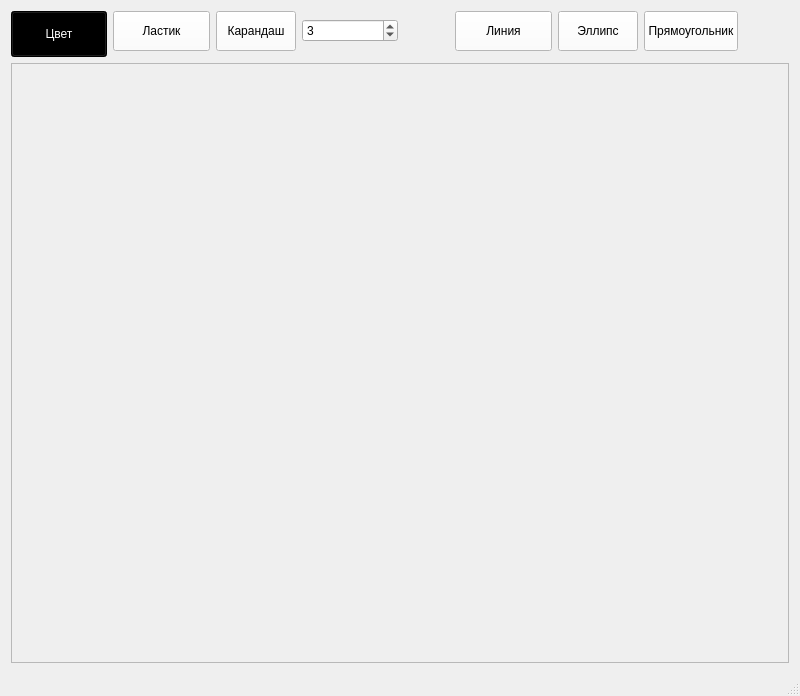
Above: mainwindow.ui from FURY-SS/2025_kb-231_ushakov_23 before the change. Below: the same form after it.
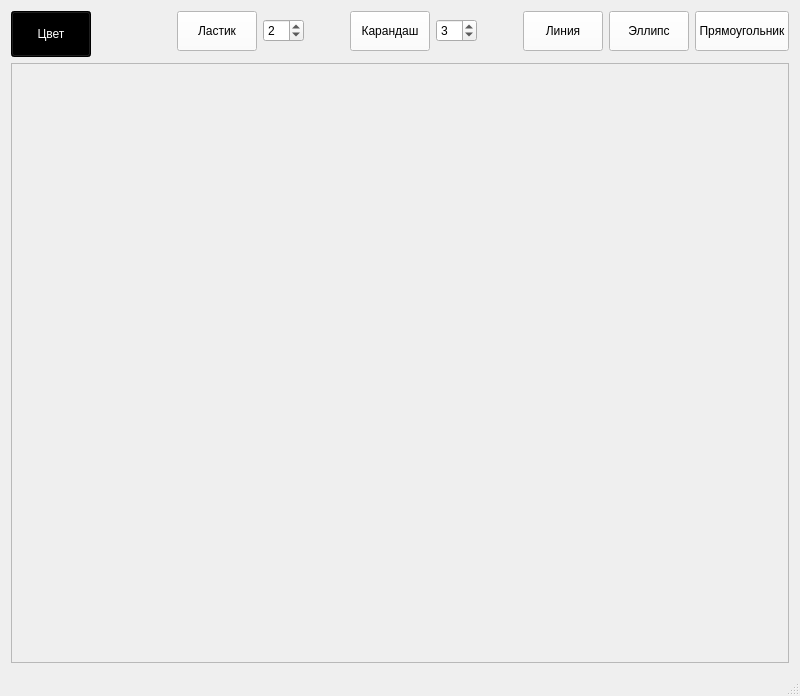
That is the form after the change.

Patch:
```diff
--- a/mainwindow.ui
+++ b/mainwindow.ui
@@ -67,7 +67,7 @@
       </property>
      </widget>
     </item>
-    <item row="0" column="14">
+    <item row="0" column="15">
      <widget class="QPushButton" name="pushButton_5">
       <property name="minimumSize">
        <size>
@@ -89,7 +89,7 @@
       </property>
      </widget>
     </item>
-    <item row="0" column="13">
+    <item row="0" column="14">
      <widget class="QPushButton" name="pushButton_4">
       <property name="minimumSize">
        <size>
@@ -111,7 +111,7 @@
       </property>
      </widget>
     </item>
-    <item row="0" column="11" colspan="2">
+    <item row="0" column="13">
      <widget class="QPushButton" name="pushButton_3">
       <property name="minimumSize">
        <size>
@@ -133,51 +133,7 @@
       </property>
      </widget>
     </item>
-    <item row="0" column="5" colspan="2">
-     <widget class="QPushButton" name="pushButton_2">
-      <property name="minimumSize">
-       <size>
-        <width>40</width>
-        <height>40</height>
-       </size>
-      </property>
-      <property name="maximumSize">
-       <size>
-        <width>150</width>
-        <height>80</height>
-       </size>
-      </property>
-      <property name="styleSheet">
-       <string notr="true">background-color: rgb(255, 255, 255);</string>
-      </property>
-      <property name="text">
-       <string>Ластик</string>
-      </property>
-     </widget>
-    </item>
-    <item row="0" column="7">
-     <widget class="QPushButton" name="pushButton_1">
-      <property name="minimumSize">
-       <size>
-        <width>40</width>
-        <height>40</height>
-       </size>
-      </property>
-      <property name="maximumSize">
-       <size>
-        <width>180</width>
-        <height>80</height>
-       </size>
-      </property>
-      <property name="styleSheet">
-       <string notr="true">background-color: rgb(255, 255, 255);</string>
-      </property>
-      <property name="text">
-       <string>Карандаш</string>
-      </property>
-     </widget>
-    </item>
-    <item row="0" column="8" colspan="2">
+    <item row="0" column="11">
      <widget class="QSpinBox" name="spinBox">
       <property name="wrapping">
        <bool>false</bool>
@@ -205,6 +161,66 @@
       </property>
      </widget>
     </item>
+    <item row="0" column="10">
+     <widget class="QPushButton" name="pushButton_1">
+      <property name="minimumSize">
+       <size>
+        <width>40</width>
+        <height>40</height>
+       </size>
+      </property>
+      <property name="maximumSize">
+       <size>
+        <width>180</width>
+        <height>80</height>
+       </size>
+      </property>
+      <property name="styleSheet">
+       <string notr="true">background-color: rgb(255, 255, 255);</string>
+      </property>
+      <property name="text">
+       <string>Карандаш</string>
+      </property>
+     </widget>
+    </item>
+    <item row="0" column="8">
+     <widget class="QSpinBox" name="spinBox_2">
+      <property name="minimum">
+       <number>1</number>
+      </property>
+      <property name="maximum">
+       <number>50</number>
+      </property>
+      <property name="singleStep">
+       <number>2</number>
+      </property>
+      <property name="value">
+       <number>2</number>
+      </property>
+     </widget>
+    </item>
+    <item row="0" column="7">
+     <widget class="QPushButton" name="pushButton_2">
+      <property name="minimumSize">
+       <size>
+        <width>40</width>
+        <height>40</height>
+       </size>
+      </property>
+      <property name="maximumSize">
+       <size>
+        <width>150</width>
+        <height>80</height>
+       </size>
+      </property>
+      <property name="styleSheet">
+       <string notr="true">background-color: rgb(255, 255, 255);</string>
+      </property>
+      <property name="text">
+       <string>Ластик</string>
+      </property>
+     </widget>
+    </item>
    </layout>
   </widget>
   <widget class="QMenuBar" name="menuBar">
```
Left out of the diff: 15 changed lines with no effect on the pictures.
